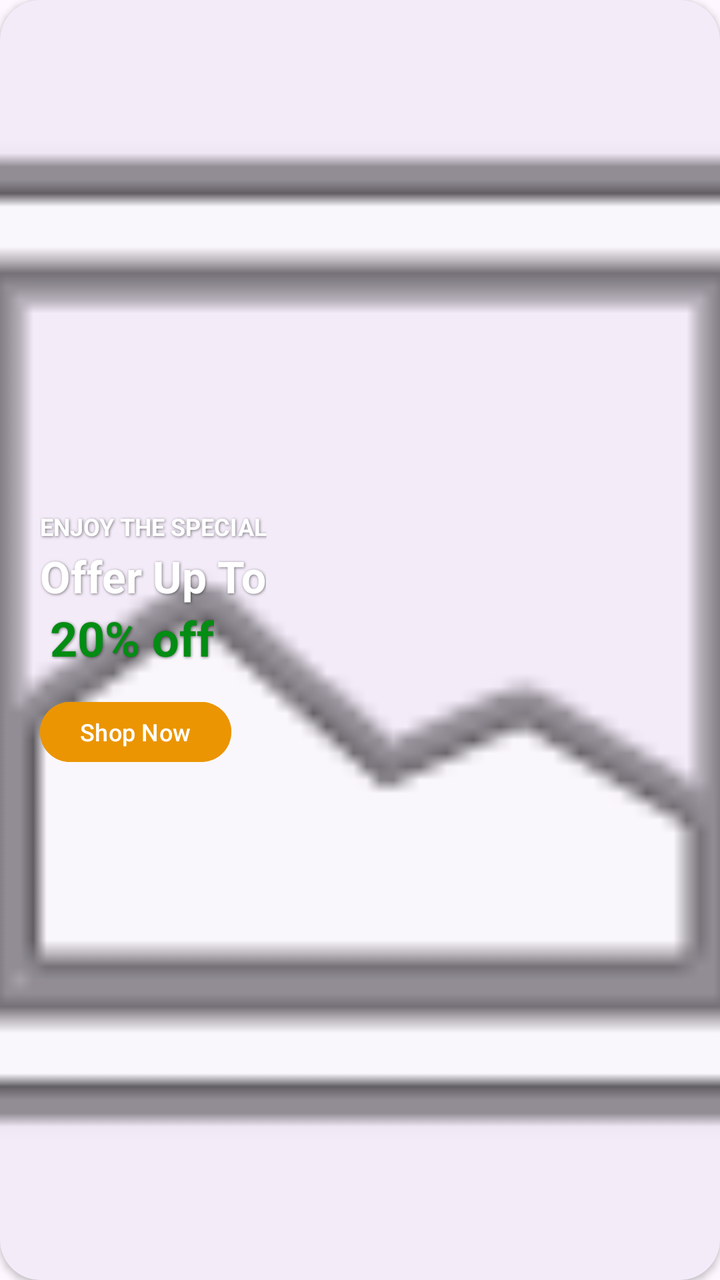
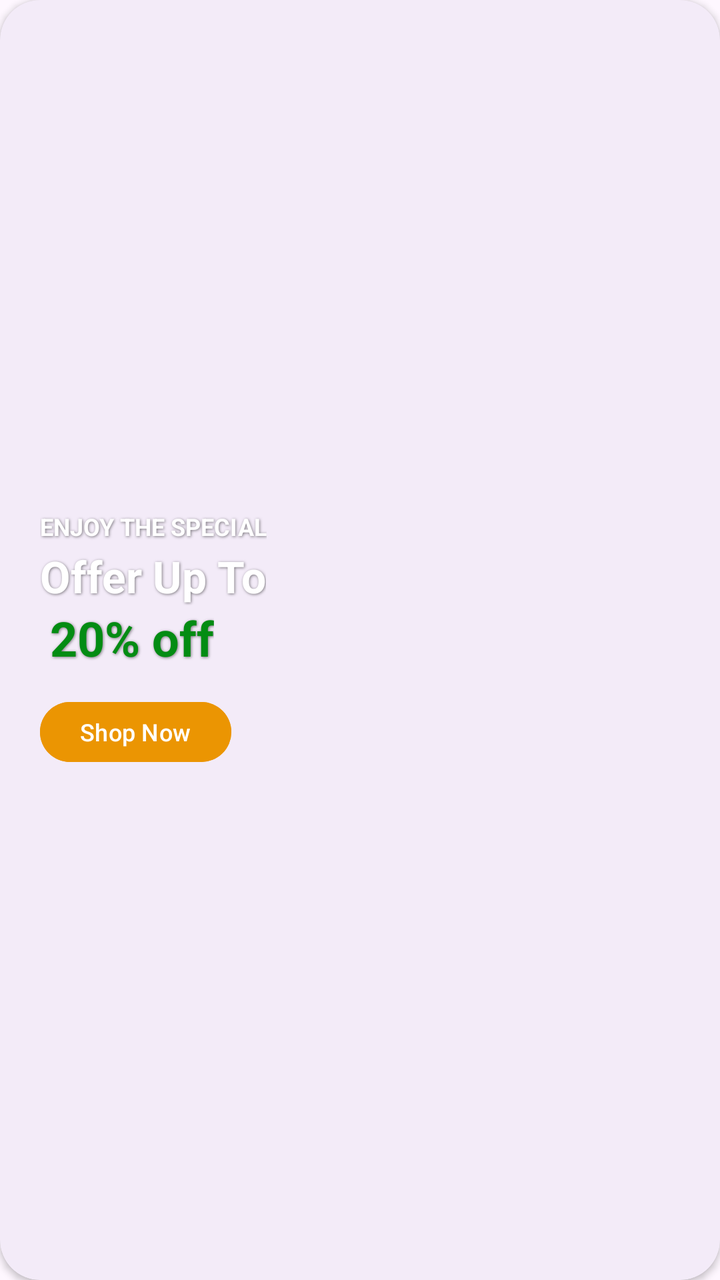

Two renders of the same Android screen: before a commit and after it. Below are the layout's source before the change and the commit's diff.
<!-- AndroidManifest.xml: application theme Theme.DairyBook -->
<!-- res/layout/item_banner_card.xml -->
<?xml version="1.0" encoding="utf-8"?>
<com.google.android.material.card.MaterialCardView xmlns:android="http://schemas.android.com/apk/res/android"
    xmlns:app="http://schemas.android.com/apk/res-auto"
    android:layout_width="match_parent"
    android:layout_height="match_parent"
    android:layout_marginHorizontal="16dp"
    app:cardCornerRadius="20dp"
    app:cardElevation="2dp"
    app:strokeWidth="0dp">

    <RelativeLayout
        android:layout_width="match_parent"
        android:layout_height="match_parent">

        
        <ImageView
            android:id="@+id/ivBannerImage"
            android:layout_width="match_parent"
            android:layout_height="match_parent"
            android:scaleType="centerCrop"
            android:src="@android:drawable/ic_menu_gallery" />

        
        <View
            android:layout_width="match_parent"
            android:layout_height="match_parent"
            android:background="#00000000" />

        
        <LinearLayout
            android:layout_width="wrap_content"
            android:layout_height="wrap_content"
            android:layout_alignParentStart="true"
            android:layout_centerVertical="true"
            android:layout_marginStart="20dp"
            android:orientation="vertical">

            <TextView
                android:id="@+id/tvBannerSubtext"
                android:layout_width="wrap_content"
                android:layout_height="wrap_content"
                android:text="ENJOY THE SPECIAL"
                android:textColor="#FFFFFF"
                android:textSize="12sp"
                android:textStyle="bold"
                android:shadowColor="#80000000"
                android:shadowDx="1"
                android:shadowDy="1"
                android:shadowRadius="3" />

            <TextView
                android:id="@+id/tvBannerTitle"
                android:layout_width="wrap_content"
                android:layout_height="wrap_content"
                android:layout_marginTop="2dp"
                android:text="Offer Up To"
                android:textColor="#FFFFFF"
                android:textSize="22sp"
                android:textStyle="bold"
                android:shadowColor="#80000000"
                android:shadowDx="1"
                android:shadowDy="1"
                android:shadowRadius="3" />

            <TextView
                android:id="@+id/tvBannerDiscount"
                android:layout_width="wrap_content"
                android:layout_height="wrap_content"
                android:text="20% off"
                android:textColor="#038c13"
                android:textSize="24sp"
                android:textStyle="bold"
                android:layout_marginStart="5dp"
                android:shadowColor="#80000000"
                android:shadowDx="1"
                android:shadowDy="1"
                android:shadowRadius="3" />

            <com.google.android.material.button.MaterialButton
                android:id="@+id/btnBannerShop"
                android:layout_width="wrap_content"
                android:layout_height="38dp"
                android:layout_marginTop="12dp"
                android:backgroundTint="#eb9502"
                android:paddingHorizontal="20dp"
                android:text="Shop Now"
                android:textAllCaps="false"
                android:textColor="#FFFFFF"
                android:textSize="12sp"
                app:cornerRadius="19dp" />
        </LinearLayout>

    </RelativeLayout>
</com.google.android.material.card.MaterialCardView>
<!-- resources referenced by this layout -->
<resources>
  <style name="Theme.DairyBook" parent="Base.Theme.DairyBook" />
  <style name="Base.Theme.DairyBook" parent="Theme.Material3.DayNight.NoActionBar">
          
          
      </style>
</resources>

<!-- the commit's change to res/layout/item_banner_card.xml (unified diff, before → after) -->
@@ -17,8 +17,7 @@
             android:id="@+id/ivBannerImage"
             android:layout_width="match_parent"
             android:layout_height="match_parent"
-            android:scaleType="centerCrop"
-            android:src="@android:drawable/ic_menu_gallery" />
+            android:scaleType="centerCrop" />
 
         
         <View
@@ -39,42 +38,42 @@
                 android:id="@+id/tvBannerSubtext"
                 android:layout_width="wrap_content"
                 android:layout_height="wrap_content"
+                android:shadowColor="#80000000"
+                android:shadowDx="1"
+                android:shadowDy="1"
+                android:shadowRadius="3"
                 android:text="ENJOY THE SPECIAL"
                 android:textColor="#FFFFFF"
                 android:textSize="12sp"
-                android:textStyle="bold"
-                android:shadowColor="#80000000"
-                android:shadowDx="1"
-                android:shadowDy="1"
-                android:shadowRadius="3" />
+                android:textStyle="bold" />
 
             <TextView
                 android:id="@+id/tvBannerTitle"
                 android:layout_width="wrap_content"
                 android:layout_height="wrap_content"
                 android:layout_marginTop="2dp"
+                android:shadowColor="#80000000"
+                android:shadowDx="1"
+                android:shadowDy="1"
+                android:shadowRadius="3"
                 android:text="Offer Up To"
                 android:textColor="#FFFFFF"
                 android:textSize="22sp"
-                android:textStyle="bold"
-                android:shadowColor="#80000000"
-                android:shadowDx="1"
-                android:shadowDy="1"
-                android:shadowRadius="3" />
+                android:textStyle="bold" />
 
             <TextView
                 android:id="@+id/tvBannerDiscount"
                 android:layout_width="wrap_content"
                 android:layout_height="wrap_content"
-                android:text="20% off"
-                android:textColor="#038c13"
-                android:textSize="24sp"
-                android:textStyle="bold"
                 android:layout_marginStart="5dp"
                 android:shadowColor="#80000000"
                 android:shadowDx="1"
                 android:shadowDy="1"
-                android:shadowRadius="3" />
+                android:shadowRadius="3"
+                android:text="20% off"
+                android:textColor="#038c13"
+                android:textSize="24sp"
+                android:textStyle="bold" />
 
             <com.google.android.material.button.MaterialButton
                 android:id="@+id/btnBannerShop"
